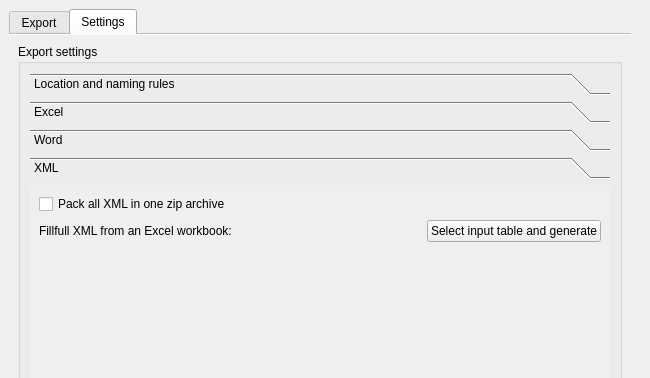
This is modules/ui/main/ui_win_IsogeoToOffice.ui in isogeo/isogeo-2-office as Qt 5 draws it before an edit; both pictures show x 0 to 650 and y 0 to 378 of the 650 by 853 pixel window. The edited form follows.
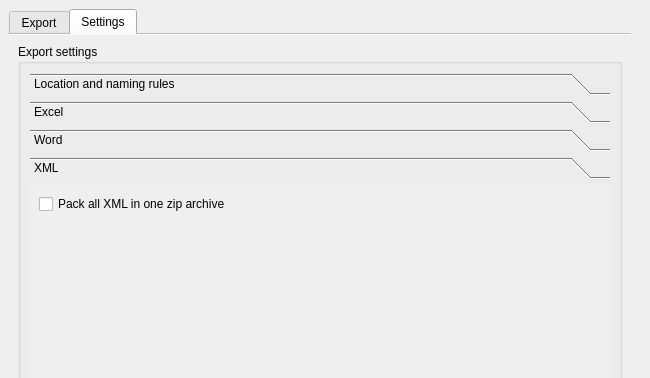
This is the edited form. The open tabs and pages were chosen to show the change. Icons and pictures are not drawn.

Commit message: remove XML importable folowing abandoned #17

```diff
--- a/modules/ui/main/ui_win_IsogeoToOffice.ui
+++ b/modules/ui/main/ui_win_IsogeoToOffice.ui
@@ -1606,37 +1606,6 @@
               <layout class="QFormLayout" name="formLayout_2">
                <item row="0" column="0" colspan="2">
                 <layout class="QGridLayout" name="gridLayout_3">
-                 <item row="3" column="1">
-                  <spacer name="horizontalSpacer_7">
-                   <property name="orientation">
-                    <enum>Qt::Horizontal</enum>
-                   </property>
-                   <property name="sizeHint" stdset="0">
-                    <size>
-                     <width>40</width>
-                     <height>20</height>
-                    </size>
-                   </property>
-                  </spacer>
-                 </item>
-                 <item row="3" column="2">
-                  <widget class="QPushButton" name="btn_xml_from_xlsx">
-                   <property name="text">
-                    <string>Select input table and generate</string>
-                   </property>
-                   <property name="icon">
-                    <iconset resource="../../../resources.qrc">
-                     <normaloff>:/IsogeoToOffice/resources/settings/sitemap.svg</normaloff>:/IsogeoToOffice/resources/settings/sitemap.svg</iconset>
-                   </property>
-                  </widget>
-                 </item>
-                 <item row="3" column="0">
-                  <widget class="QLabel" name="lbl_xml_from_xlsx">
-                   <property name="text">
-                    <string>Fillfull XML from an Excel workbook:</string>
-                   </property>
-                  </widget>
-                 </item>
                  <item row="2" column="0" colspan="2">
                   <widget class="QCheckBox" name="chb_xml_zip">
                    <property name="toolTip">
```
Left out of the diff: 4 changed lines with no effect on the pictures. The commit also changes 2 other files.
